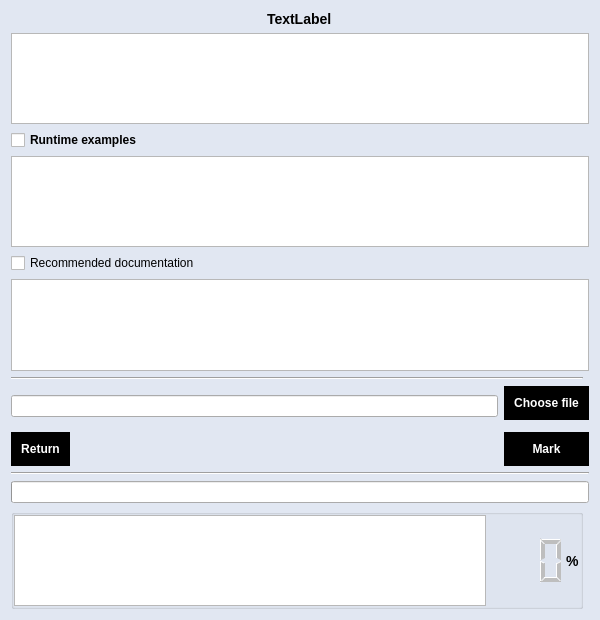
Above: task.ui from SecurityCze/programming_for_dummies_by_dummies_application before the change. Below: the same form after it.
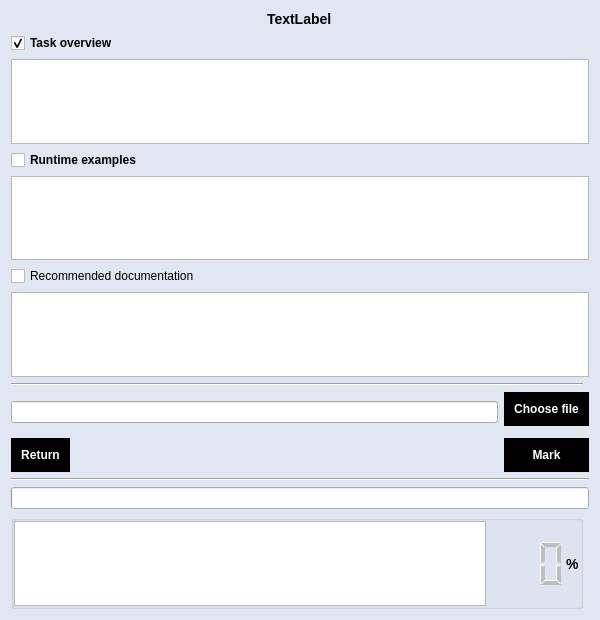
That is the form after the change.

Commit message: Modify tab order

Diff of the .ui file:
```diff
--- a/task.ui
+++ b/task.ui
@@ -174,6 +174,9 @@
    </item>
    <item row="5" column="0" colspan="2">
     <layout class="QGridLayout" name="uploadLayout">
+     <property name="sizeConstraint">
+      <enum>QLayout::SetDefaultConstraint</enum>
+     </property>
      <item row="2" column="2">
       <widget class="QPushButton" name="markButton">
        <property name="enabled">
@@ -259,6 +262,25 @@
        </property>
       </widget>
      </item>
+     <item>
+      <widget class="QCheckBox" name="taskCheckBox">
+       <property name="font">
+        <font>
+         <weight>75</weight>
+         <bold>true</bold>
+        </font>
+       </property>
+       <property name="toolTip">
+        <string>Shows a task overview</string>
+       </property>
+       <property name="text">
+        <string>Task overview</string>
+       </property>
+       <property name="checked">
+        <bool>true</bool>
+       </property>
+      </widget>
+     </item>
      <item>
       <widget class="QTextEdit" name="taskText">
        <property name="toolTip">
```
Left out of the diff: 13 changed lines with no effect on the pictures. The commit also changes 4 other files.
